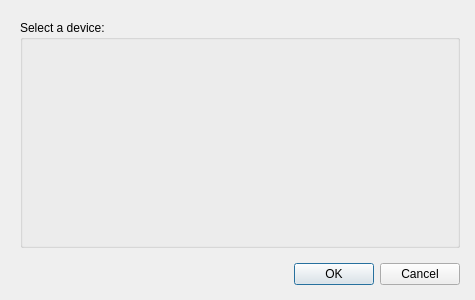
qtumproject/qtum, file src/qt/forms/hardwarekeystoredialog.ui: the form before one commit.
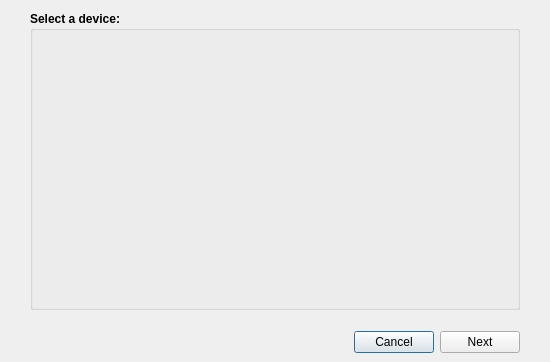
The form after the commit.

Commit message: Update hardware key store dialog GUI

```diff
--- a/src/qt/forms/hardwarekeystoredialog.ui
+++ b/src/qt/forms/hardwarekeystoredialog.ui
@@ -6,8 +6,8 @@
    <rect>
     <x>0</x>
     <y>0</y>
-    <width>475</width>
-    <height>300</height>
+    <width>550</width>
+    <height>362</height>
    </rect>
   </property>
   <property name="windowTitle">
@@ -17,42 +17,87 @@
    <string notr="true"/>
   </property>
   <layout class="QVBoxLayout" name="verticalLayout">
-   <property name="spacing">
-    <number>15</number>
-   </property>
    <property name="leftMargin">
-    <number>20</number>
-   </property>
-   <property name="topMargin">
-    <number>20</number>
+    <number>0</number>
    </property>
    <property name="rightMargin">
-    <number>15</number>
+    <number>0</number>
    </property>
    <property name="bottomMargin">
-    <number>15</number>
+    <number>0</number>
    </property>
    <item>
-    <widget class="QGroupBox" name="groupBoxDevices">
-     <property name="sizePolicy">
-      <sizepolicy hsizetype="Preferred" vsizetype="Expanding">
-       <horstretch>0</horstretch>
-       <verstretch>0</verstretch>
-      </sizepolicy>
+    <layout class="QVBoxLayout" name="verticalLayout_2">
+     <property name="spacing">
+      <number>12</number>
      </property>
-     <property name="title">
-      <string>Select a device:</string>
+     <property name="leftMargin">
+      <number>30</number>
      </property>
-    </widget>
+     <property name="rightMargin">
+      <number>30</number>
+     </property>
+     <item>
+      <widget class="QGroupBox" name="groupBoxDevices">
+       <property name="sizePolicy">
+        <sizepolicy hsizetype="Preferred" vsizetype="Expanding">
+         <horstretch>0</horstretch>
+         <verstretch>0</verstretch>
+        </sizepolicy>
+       </property>
+       <property name="font">
+        <font>
+         <weight>75</weight>
+         <bold>true</bold>
+        </font>
+       </property>
+       <property name="title">
+        <string>Select a device:</string>
+       </property>
+      </widget>
+     </item>
+    </layout>
    </item>
    <item>
-    <widget class="QDialogButtonBox" name="buttonBox">
-     <property name="orientation">
-      <enum>Qt::Horizontal</enum>
-     </property>
-     <property name="standardButtons">
-      <set>QDialogButtonBox::Cancel|QDialogButtonBox::Ok</set>
-     </property>
+    <widget class="QWidget" name="buttonsContainerWhite" native="true">
+     <layout class="QHBoxLayout" name="horizontalLayout_2">
+      <property name="leftMargin">
+       <number>30</number>
+      </property>
+      <property name="topMargin">
+       <number>15</number>
+      </property>
+      <property name="rightMargin">
+       <number>30</number>
+      </property>
+      <item>
+       <spacer name="horizontalSpacer">
+        <property name="orientation">
+         <enum>Qt::Horizontal</enum>
+        </property>
+        <property name="sizeHint" stdset="0">
+         <size>
+          <width>40</width>
+          <height>20</height>
+         </size>
+        </property>
+       </spacer>
+      </item>
+      <item>
+       <widget class="QPushButton" name="cancelButton">
+        <property name="text">
+         <string>Cancel</string>
+        </property>
+       </widget>
+      </item>
+      <item>
+       <widget class="QPushButton" name="nextButton">
+        <property name="text">
+         <string>Next</string>
+        </property>
+       </widget>
+      </item>
+     </layout>
     </widget>
    </item>
   </layout>
```
Left out of the diff: 35 changed lines with no effect on the pictures. The commit also changes 2 other files.
